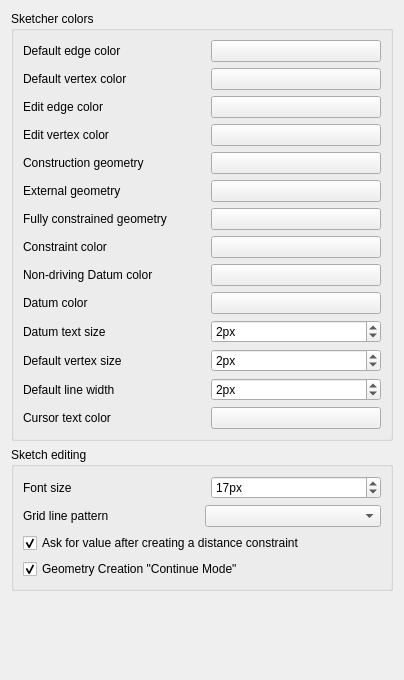
Above: src/Mod/Sketcher/Gui/SketcherSettings.ui from berndhahnebach/All_FreeCAD before the change. Below: the same form after it.
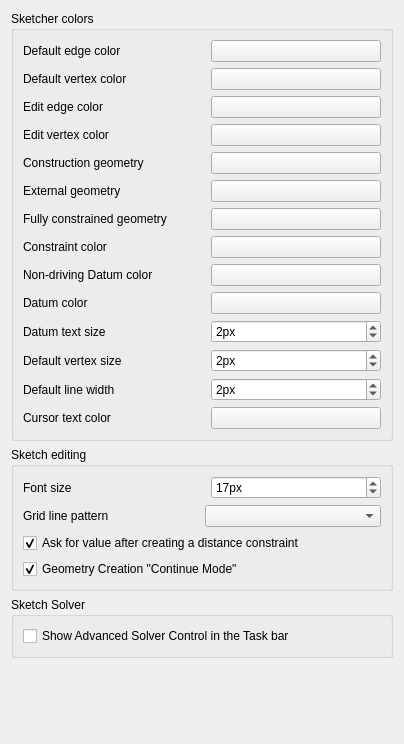
That is the form after the change. Custom widgets are drawn as their Qt base class.

Commit message:
Sketcher: New setting: Show advanced solver taskbox
===================================================

I makes the advanced solver taskbox by default disabled (not shown) and provides
a setting in Preferences->Display->Sketcher to enable it.

```diff
--- a/src/Mod/Sketcher/Gui/SketcherSettings.ui
+++ b/src/Mod/Sketcher/Gui/SketcherSettings.ui
@@ -7,7 +7,7 @@
     <x>0</x>
     <y>0</y>
     <width>404</width>
-    <height>680</height>
+    <height>744</height>
    </rect>
   </property>
   <property name="windowTitle">
@@ -584,7 +584,29 @@
      </layout>
     </widget>
    </item>
-   <item row="2" column="0">
+   <item row="3" column="0">
+    <widget class="QGroupBox" name="groupBox_2">
+     <property name="title">
+      <string>Sketch Solver</string>
+     </property>
+     <layout class="QGridLayout" name="gridLayout_4">
+      <item row="0" column="0">
+       <widget class="Gui::PrefCheckBox" name="checkBoxAdvancedSolverTaskBox">
+        <property name="text">
+         <string>Show Advanced Solver Control in the Task bar</string>
+        </property>
+        <property name="prefEntry" stdset="0">
+         <cstring>ShowSolverAdvancedWidget</cstring>
+        </property>
+        <property name="prefPath" stdset="0">
+         <cstring>Mod/Sketcher</cstring>
+        </property>
+       </widget>
+      </item>
+     </layout>
+    </widget>
+   </item>
+   <item row="4" column="0">
     <spacer name="verticalSpacer">
      <property name="orientation">
       <enum>Qt::Vertical</enum>
```
Left out of the diff: 22 changed lines with no effect on the pictures. The commit also changes 2 other files.
